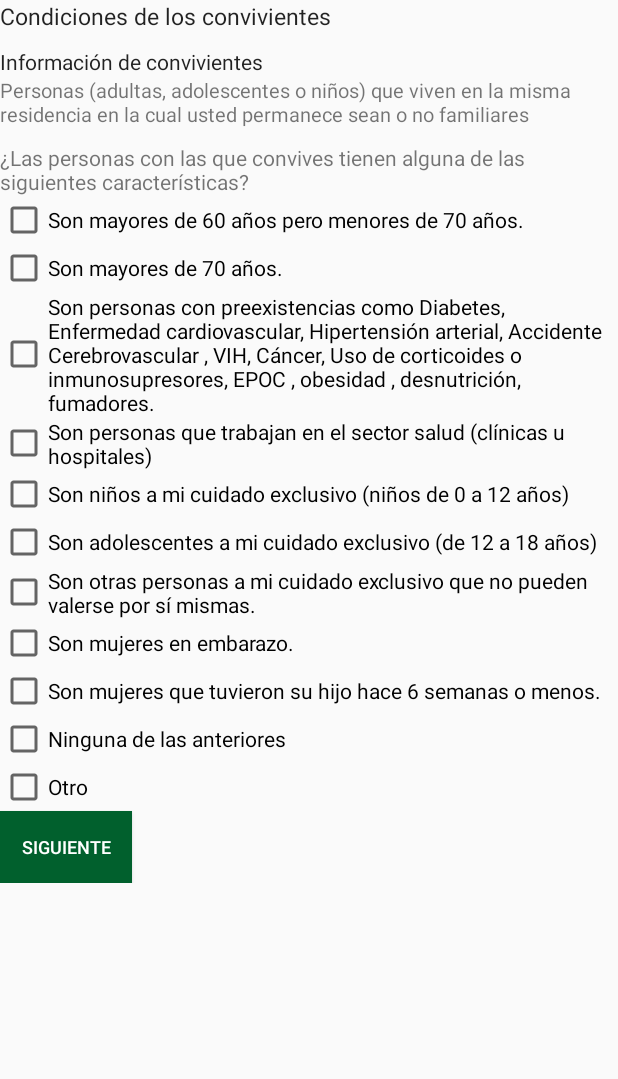
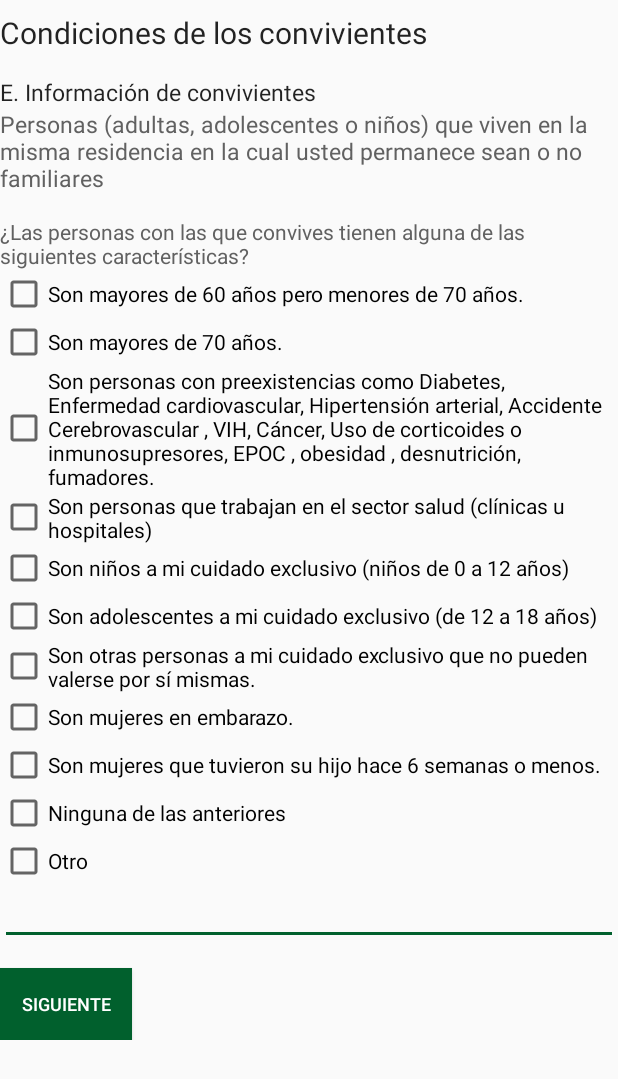
Before and after one commit to UdeaCov-PI-II/appUdeaCov, an Android app: the layout fragment_preingreso5.xml on its own in the app's theme, with its tools: preview values and no code run, on a phone screen of 412 x 824 dp. Shown: the top 1079 px of the screen. Run offline under Robolectric (Android 15) with nearby library versions, the phone set to English and light mode, and no system bars.

Commit message:
formulario de preingreso terminado

```diff
--- a/app/src/main/java/co/edu/udea/udeacov/preingreso1.kt
+++ b/app/src/main/java/co/edu/udea/udeacov/preingreso1.kt
@@ -31,6 +31,7 @@ class preingreso1 : Fragment() {
     // TODO: Rename and change types of parameters
     private var param1: String? = null
     private var param2: String? = null
+    var bandera: Boolean? = null
 
 
     override fun onCreate(savedInstanceState: Bundle?) {
@@ -56,6 +57,9 @@ class preingreso1 : Fragment() {
             return false
         }else if(radioGroup1 == -1){
             Toast.makeText(activity, "Ingresar el tipo de documento", Toast.LENGTH_SHORT).show();
+            return false
+        }else if(bandera==true && preingreso1_otro.text.toString().isEmpty()){
+            preingreso1_otro.error = "campo vacío"
             return false
         }else if(preingreso1_doc.text.toString().isEmpty()){
             preingreso1_doc.error = "campo vacío"
@@ -92,8 +96,10 @@ class preingreso1 : Fragment() {
                 option = respuesta.text.toString()
                 var editText1 = view.findViewById<EditText>(R.id.preingreso1_otro)
                 if(option == "Otro"){
+                    bandera = true
                     editText1.visibility = View.VISIBLE
                 } else{
+                    bandera = false
                     editText1.visibility = View.INVISIBLE
                 }
             }
--- a/app/src/main/java/co/edu/udea/udeacov/preingreso2.kt
+++ b/app/src/main/java/co/edu/udea/udeacov/preingreso2.kt
@@ -27,6 +27,7 @@ class preingreso2 : Fragment() {
     // TODO: Rename and change types of parameters
     private var param1: String? = null
     private var param2: String? = null
+    var bandera: Boolean? = null
 
     override fun onCreate(savedInstanceState: Bundle?) {
         super.onCreate(savedInstanceState)
@@ -46,6 +47,9 @@ class preingreso2 : Fragment() {
             return false
         }else if(preingreso2_cargo.text.toString().isEmpty()){
             preingreso2_cargo.error = "campo vacío"
+            return false
+        }else if(bandera==true && preingreso2_otro.text.toString().isEmpty()){
+            preingreso2_otro.error = "campo vacío"
             return false
         }else if(preingreso2_telefono.text.toString().isEmpty()){
             preingreso2_telefono.error = "campo vacío"
@@ -76,8 +80,10 @@ class preingreso2 : Fragment() {
                 option = respuesta.text.toString()
                 var editText1 = view.findViewById<EditText>(R.id.preingreso2_otro)
                 if(option == "Otro"){
+                    bandera = true
                     editText1.visibility = View.VISIBLE
                 } else{
+                    bandera = false
                     editText1.visibility = View.INVISIBLE
                 }
             }
--- a/app/src/main/java/co/edu/udea/udeacov/preingreso3.kt
+++ b/app/src/main/java/co/edu/udea/udeacov/preingreso3.kt
@@ -28,6 +28,7 @@ class preingreso3 : Fragment() {
     // TODO: Rename and change types of parameters
     private var param1: String? = null
     private var param2: String? = null
+    var bandera: Boolean? = null
 
     override fun onCreate(savedInstanceState: Bundle?) {
         super.onCreate(savedInstanceState)
@@ -52,6 +53,9 @@ class preingreso3 : Fragment() {
             return false
         }else if(radioGroup3 == -1){
             Toast.makeText(activity, "Ingresar como te transportas", Toast.LENGTH_SHORT).show();
+            return false
+        }else if(bandera==true && preingreso3_otro.text.toString().isEmpty()){
+            preingreso3_otro.error = "campo vacío"
             return false
         }
         return true
@@ -79,8 +83,10 @@ class preingreso3 : Fragment() {
                 option = respuesta.text.toString()
                 var editText1 = view.findViewById<EditText>(R.id.preingreso3_otro)
                 if(option == "Otro"){
+                    bandera = true
                     editText1.visibility = View.VISIBLE
                 } else{
+                    bandera = false
                     editText1.visibility = View.INVISIBLE
                 }
             }
--- a/app/src/main/res/layout/fragment_preingreso3.xml
+++ b/app/src/main/res/layout/fragment_preingreso3.xml
@@ -13,7 +13,7 @@
 
 
         <LinearLayout
-            android:id="@+id/preingreso"
+            android:id="@+id/preingreso3"
             android:layout_width="match_parent"
             android:layout_height="match_parent"
             android:layout_marginTop="8dp"
--- a/app/src/main/res/layout/fragment_preingreso5.xml
+++ b/app/src/main/res/layout/fragment_preingreso5.xml
@@ -12,119 +12,128 @@
         android:layout_width="match_parent"
         android:layout_height="wrap_content">
         <LinearLayout
-            android:id="@+id/preingreso"
+            android:id="@+id/preingreso5"
             android:layout_width="match_parent"
             android:layout_height="match_parent"
-
+            android:layout_marginTop="8dp"
             android:gravity="center|top"
             android:orientation="vertical">>
 
             <TextView
-                android:id="@+id/preingreso_textView"
+                android:id="@+id/preingreso5_textView"
                 android:layout_width="match_parent"
                 android:layout_height="wrap_content"
                 android:text="Condiciones de los convivientes"
                 android:textColor="#DD000000"
+                android:textSize="20sp" />
+
+            <Space
+                android:layout_width="match_parent"
+                android:layout_height="15dp" />
+
+            <TextView
+                android:id="@+id/preingreso5_textView1"
+                android:layout_width="match_parent"
+                android:layout_height="wrap_content"
+                android:text="E. Información de convivientes"
+                android:textColor="#DD000000"
+                android:textSize="15sp" />
+            <TextView
+                android:id="@+id/preingreso5_textView2"
+                android:layout_width="match_parent"
+                android:layout_height="wrap_content"
+                android:text="Personas (adultas, adolescentes o niños) que viven en la misma residencia en la cual usted permanece sean o no familiares"
+                android:textColor="#616161"
                 android:textSize="15sp" />
 
             <Space
                 android:layout_width="match_parent"
-                android:layout_height="10dp" />
+                android:layout_height="15dp" />
 
             <TextView
-                android:id="@+id/preingreso_textView2"
+                android:id="@+id/preingreso5_textView3"
                 android:layout_width="match_parent"
                 android:layout_height="wrap_content"
-                android:text="Información de convivientes"
-                android:textColor="#DD000000"
-                android:textSize="14sp" />
-            <TextView
-                android:id="@+id/preingreso_textView3"
-                android:layout_width="match_parent"
-                android:layout_height="wrap_content"
-                android:text="Personas (adultas, adolescentes o niños) que viven en la misma residencia en la cual usted permanece sean o no familiares"
-                android:textSize="13sp" />
-
-            <Space
-                android:layout_width="match_parent"
-                android:layout_height="10dp" />
-
-            <TextView
-                android:id="@+id/txt"
-                android:layout_width="match_parent"
-                android:layout_height="wrap_content"
-                android:text="¿Las personas con las que convives tienen alguna de las siguientes características? " />
+                android:text="¿Las personas con las que convives tienen alguna de las siguientes características? "
+                android:textColor="#616161"
+                android:textSize="14sp"/>
 
             <CheckBox
-                android:id="@+id/checkBox"
+                android:id="@+id/preingreso5_checkBox1"
                 android:layout_width="match_parent"
                 android:layout_height="wrap_content"
                 android:text="Son mayores de 60 años pero menores de 70 años." />
 
             <CheckBox
-                android:id="@+id/checkBox2"
+                android:id="@+id/preingreso5_checkBox2"
                 android:layout_width="match_parent"
                 android:layout_height="wrap_content"
                 android:text="Son mayores de 70 años." />
 
             <CheckBox
-                android:id="@+id/checkBox3"
+                android:id="@+id/preingreso5_checkBox3"
                 android:layout_width="match_parent"
                 android:layout_height="wrap_content"
                 android:text="Son personas con preexistencias como Diabetes, Enfermedad cardiovascular, Hipertensión arterial, Accidente Cerebrovascular , VIH, Cáncer, Uso de corticoides o inmunosupresores, EPOC , obesidad , desnutrición, fumadores." />
 
             <CheckBox
-                android:id="@+id/checkBox4"
+                android:id="@+id/preingreso5_checkBox4"
                 android:layout_width="match_parent"
                 android:layout_height="wrap_content"
                 android:text="Son personas que trabajan en el sector salud (clínicas u hospitales)" />
 
             <CheckBox
-                android:id="@+id/checkBox5"
+                android:id="@+id/preingreso5_checkBox5"
                 android:layout_width="match_parent"
                 android:layout_height="wrap_content"
                 android:text="Son niños a mi cuidado exclusivo (niños de 0 a 12 años)" />
 
             <CheckBox
-                android:id="@+id/checkBox6"
+                android:id="@+id/preingreso5_checkBox6"
                 android:layout_width="match_parent"
                 android:layout_height="wrap_content"
                 android:text="Son adolescentes a mi cuidado exclusivo (de 12 a 18 años)" />
 
             <CheckBox
-                android:id="@+id/checkBox7"
+                android:id="@+id/preingreso5_checkBox7"
                 android:layout_width="match_parent"
                 android:layout_height="wrap_content"
                 android:text="Son otras personas a mi cuidado exclusivo que no pueden valerse por sí mismas." />
 
             <CheckBox
-                android:id="@+id/checkBox8"
+                android:id="@+id/preingreso5_checkBox8"
                 android:layout_width="match_parent"
                 android:layout_height="wrap_content"
                 android:text="Son mujeres en embarazo." />
 
             <CheckBox
-                android:id="@+id/checkBox9"
+                android:id="@+id/preingreso5_checkBox9"
                 android:layout_width="match_parent"
                 android:layout_height="wrap_content"
                 android:text="Son mujeres que tuvieron su hijo hace 6 semanas o menos." />
 
             <CheckBox
-                android:id="@+id/checkBox10"
+                android:id="@+id/preingreso5_checkBox10"
                 android:layout_width="match_parent"
                 android:layout_height="wrap_content"
                 android:text="Ninguna de las anteriores" />
 
             <CheckBox
-                android:id="@+id/checkBox11"
+                android:id="@+id/preingreso5_checkBox11"
                 android:layout_width="match_parent"
                 android:layout_height="wrap_content"
                 android:text="Otro" />
 
+            <EditText
+                android:id="@+id/preingreso5_otro"
+                android:layout_width="match_parent"
+                android:layout_height="wrap_content"
+                android:ems="7"
+                android:textSize="14sp"/>
 
-
-
-
+            <Space
+                android:layout_width="match_parent"
+                android:layout_height="15dp" />
 
             <Button
                 android:id="@+id/preingresobtn_siguiente5"
--- a/app/src/main/res/values/strings.xml
+++ b/app/src/main/res/values/strings.xml
@@ -112,6 +112,8 @@ Los datos proporcionados por el usuario deben ser veraces, completos, exactos, a
         <item>Vicerrectoría de Investigación</item>
     </string-array>
 
+    <string name="InstalarApp">Recuerda instalar el aplicativo CoronApp de Colombia. Si tu o alguien de tu familia llega a tener síntomas existen líneas de atención 24 horas En Medellín y Área metropolitana: 123. En el Departamento de Antioquia: #774. A nivel Nacional las líneas telefónicas 018000955590 (Línea nacional) y 192 (desde un celular)</string>
+
 
     <!-- TODO: Remove or change this placeholder text -->
     <string name="hello_blank_fragment">Hello blank fragment</string>
```
Also changed, not shown: app/src/main/java/co/edu/udea/udeacov/preingreso4.kt (+43 -5 lines), app/src/main/java/co/edu/udea/udeacov/preingreso5.kt (+42 -0 lines), app/src/main/java/co/edu/udea/udeacov/preingreso6.kt (added, +59 -0 lines), app/src/main/res/layout/fragment_preingreso4.xml (+9 -2 lines), app/src/main/res/layout/fragment_preingreso6.xml (added, +69 -0 lines), app/src/main/res/navigation/nav_preingreso.xml (+13 -1 lines).
